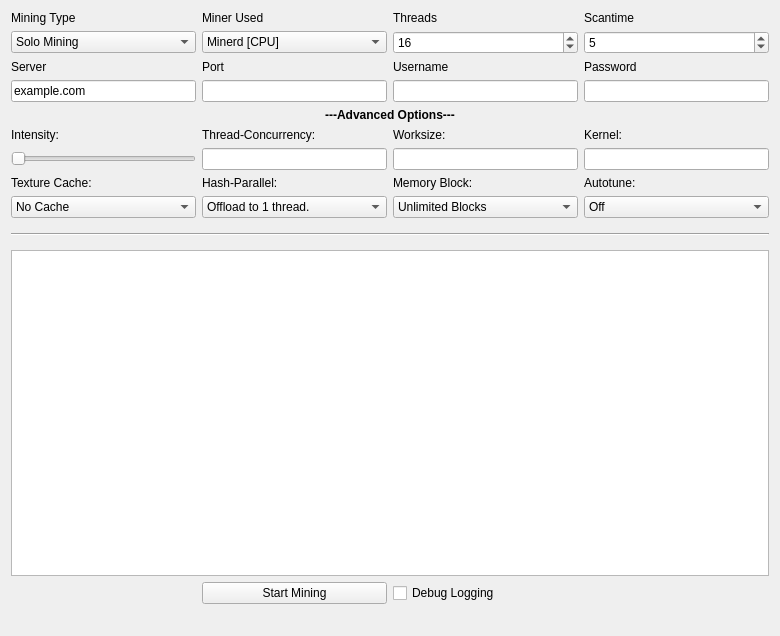
Qt form src/qt/forms/miningpage.ui (plusevcoin/plusevcoin) before a commit.
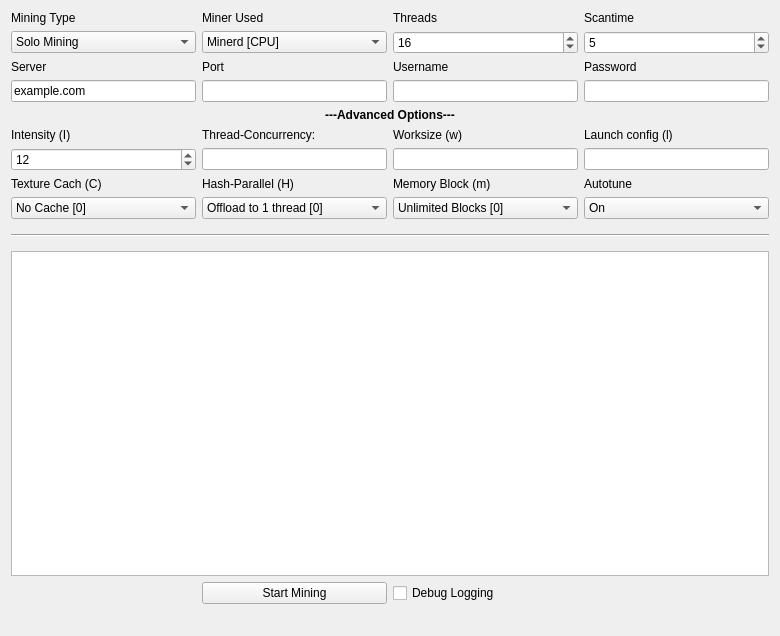
The same form after that commit.

Commit message: More button magic

Diff of the .ui file:
```diff
--- a/src/qt/forms/miningpage.ui
+++ b/src/qt/forms/miningpage.ui
@@ -20,7 +20,7 @@
    <item row="15" column="2">
     <widget class="QLabel" name="hashLabel">
      <property name="text">
-      <string>Hash-Parallel:</string>
+      <string>Hash-Parallel (H)</string>
      </property>
     </widget>
    </item>
@@ -38,7 +38,7 @@
     <widget class="QComboBox" name="offloadSHA">
      <item>
       <property name="text">
-       <string>Offload to 1 thread.</string>
+       <string>Offload to 1 thread [0]</string>
       </property>
      </item>
      <item>
@@ -57,7 +57,7 @@
     <widget class="QComboBox" name="textureCache">
      <item>
       <property name="text">
-       <string>No Cache</string>
+       <string>No Cache [0]</string>
       </property>
      </item>
      <item>
@@ -98,7 +98,7 @@
    <item row="13" column="3">
     <widget class="QLabel" name="workloadLabel">
      <property name="text">
-      <string>Worksize:</string>
+      <string>Worksize (w)</string>
      </property>
     </widget>
    </item>
@@ -141,7 +141,7 @@
    <item row="13" column="4">
     <widget class="QLabel" name="kernelLabel">
      <property name="text">
-      <string>Kernel:</string>
+      <string>Launch config (l)</string>
      </property>
     </widget>
    </item>
@@ -151,7 +151,7 @@
    <item row="15" column="1">
     <widget class="QLabel" name="cacheLabel">
      <property name="text">
-      <string>Texture Cache:</string>
+      <string>Texture Cach (C)</string>
      </property>
     </widget>
    </item>
@@ -368,18 +368,21 @@
     </widget>
    </item>
    <item row="14" column="1">
-    <widget class="QSlider" name="intensity">
-     <property name="sizePolicy">
-      <sizepolicy hsizetype="Minimum" vsizetype="Minimum">
-       <horstretch>0</horstretch>
-       <verstretch>0</verstretch>
-      </sizepolicy>
+    <widget class="QSpinBox" name="intensityBox">
+     <property name="enabled">
+      <bool>true</bool>
+     </property>
+     <property name="minimum">
+      <number>-1</number>
      </property>
      <property name="maximum">
-      <number>20</number>
+      <number>99</number>
      </property>
-     <property name="orientation">
-      <enum>Qt::Horizontal</enum>
+     <property name="singleStep">
+      <number>1</number>
+     </property>
+     <property name="value">
+      <number>12</number>
      </property>
     </widget>
    </item>
@@ -433,14 +436,14 @@
    <item row="13" column="1">
     <widget class="QLabel" name="intensityLabel">
      <property name="text">
-      <string>Intensity:</string>
+      <string>Intensity (I)</string>
      </property>
     </widget>
    </item>
    <item row="15" column="3">
     <widget class="QLabel" name="memoryLabel">
      <property name="text">
-      <string>Memory Block:</string>
+      <string>Memory Block (m)</string>
      </property>
     </widget>
    </item>
@@ -448,7 +451,7 @@
     <widget class="QComboBox" name="memoryBlock">
      <item>
       <property name="text">
-       <string>Unlimited Blocks</string>
+       <string>Unlimited Blocks [0]</string>
       </property>
      </item>
      <item>
@@ -461,17 +464,12 @@
    <item row="15" column="4">
     <widget class="QLabel" name="autotuneLabel">
      <property name="text">
-      <string>Autotune:</string>
+      <string>Autotune</string>
      </property>
     </widget>
    </item>
    <item row="16" column="4">
     <widget class="QComboBox" name="autotune">
-     <item>
-      <property name="text">
-       <string>Off</string>
-      </property>
-     </item>
      <item>
       <property name="text">
        <string>On</string>
```
Left out of the diff: 33 changed lines with no effect on the pictures. The commit also changes 3 other files.
